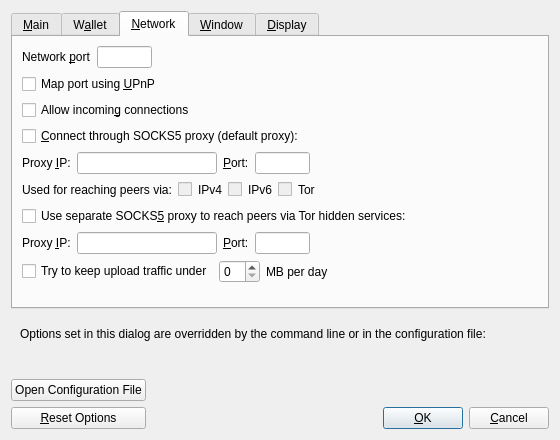
Before: the Qt Designer form src/qt/forms/optionsdialog.ui in malandro0/bitcoin, drawn with Qt 5.
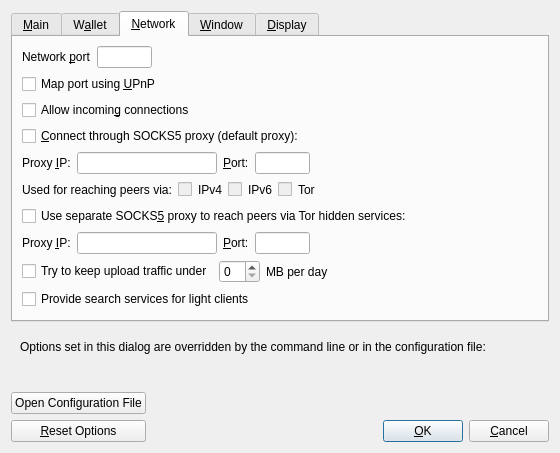
After: the same form once the commit is applied. The open tabs and pages were chosen to show the change. Custom widgets are drawn as their Qt base class.

Commit message: Qt/Options: Expose peerbloomfilters in GUI using rwconf

Patch:
```diff
--- a/src/qt/forms/optionsdialog.ui
+++ b/src/qt/forms/optionsdialog.ui
@@ -636,6 +636,16 @@
          </item>
         </layout>
        </item>
+       <item>
+        <widget class="QCheckBox" name="peerbloomfilters">
+         <property name="toolTip">
+          <string>Support filtering of blocks and transaction with bloom filters</string>
+         </property>
+         <property name="text">
+          <string>Provide search services for light clients</string>
+         </property>
+        </widget>
+       </item>
        <item>
         <spacer name="verticalSpacer_Network">
          <property name="orientation">
```
The commit also changes 3 other files.
